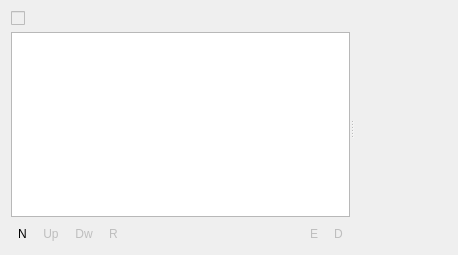
This is src/widgets/effectstack_ui.ui in KDE/kdenlive as Qt 5 draws it before an edit. The edited form follows.
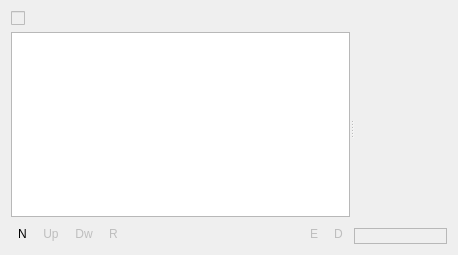
This is the edited form. Custom widgets are drawn as their Qt base class.

Commit message: Add a "full description" to effects. Will be shown when the parameter comments are shown: http://kdenlive.org/mantis/view.php?id=1948

Patch:
```diff
--- a/src/widgets/effectstack_ui.ui
+++ b/src/widgets/effectstack_ui.ui
@@ -163,12 +163,24 @@
        <item row="1" column="0" colspan="2">
         <widget class="QFrame" name="frame">
          <property name="sizePolicy">
-          <sizepolicy hsizetype="Expanding" vsizetype="Minimum">
+          <sizepolicy hsizetype="Expanding" vsizetype="MinimumExpanding">
            <horstretch>0</horstretch>
            <verstretch>0</verstretch>
           </sizepolicy>
          </property>
-         <zorder>toolButton</zorder>
+        </widget>
+       </item>
+       <item row="0" column="1">
+        <widget class="QToolButton" name="buttonShowComments">
+         <property name="text">
+          <string/>
+         </property>
+         <property name="checkable">
+          <bool>true</bool>
+         </property>
+         <property name="autoRaise">
+          <bool>true</bool>
+         </property>
         </widget>
        </item>
        <item row="0" column="0">
@@ -184,15 +196,30 @@
          </property>
         </spacer>
        </item>
-       <item row="0" column="1">
-        <widget class="QToolButton" name="buttonShowComments">
+       <item row="2" column="0" colspan="2">
+        <widget class="QLabel" name="labelComment">
+         <property name="sizePolicy">
+          <sizepolicy hsizetype="Preferred" vsizetype="Preferred">
+           <horstretch>0</horstretch>
+           <verstretch>0</verstretch>
+          </sizepolicy>
+         </property>
+         <property name="frameShape">
+          <enum>QFrame::StyledPanel</enum>
+         </property>
+         <property name="frameShadow">
+          <enum>QFrame::Raised</enum>
+         </property>
          <property name="text">
           <string/>
          </property>
-         <property name="checkable">
-          <bool>true</bool>
+         <property name="textFormat">
+          <enum>Qt::RichText</enum>
          </property>
-         <property name="autoRaise">
+         <property name="alignment">
+          <set>Qt::AlignLeading|Qt::AlignLeft|Qt::AlignTop</set>
+         </property>
+         <property name="wordWrap">
           <bool>true</bool>
          </property>
         </widget>
```
The commit also changes 4 other files.
